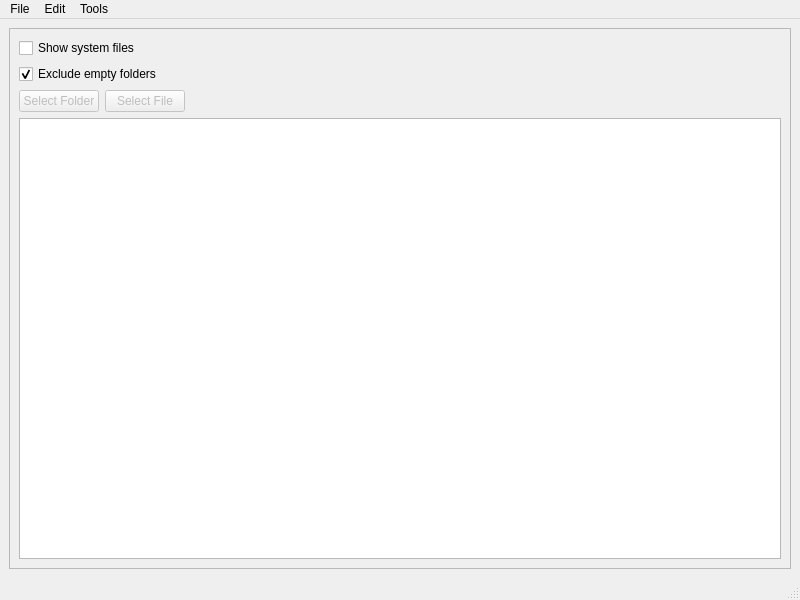
The window that Developer/QtDesignerUI/MyExplorerUI.ui (preachermax/BiblionOCR) describes before a commit, drawn with Qt 5.
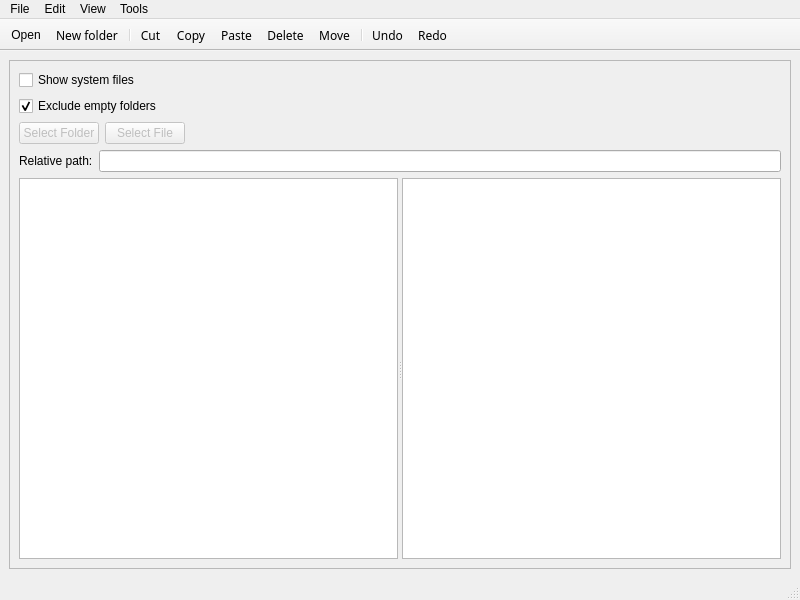
The same window after the commit. Icons and pictures are not drawn.

Commit message: feat(explorer): add two-pane browsing and source assembly

Patch:
```diff
--- a/Developer/QtDesignerUI/MyExplorerUI.ui
+++ b/Developer/QtDesignerUI/MyExplorerUI.ui
@@ -94,9 +94,53 @@
          </item>
         </layout>
        </item>
-       <item row="3" column="0">
-        <widget class="QTreeView" name="treeView"/>
-       </item>
+      <item row="3" column="0">
+       <layout class="QHBoxLayout" name="relativePathLayout">
+        <item>
+         <widget class="QLabel" name="relativePathLabel">
+          <property name="text"><string>Relative path:</string></property>
+         </widget>
+        </item>
+        <item>
+         <widget class="QLineEdit" name="relativePathLineEdit">
+          <property name="readOnly"><bool>true</bool></property>
+         </widget>
+        </item>
+       </layout>
+      </item>
+      <item row="4" column="0">
+       <widget class="QSplitter" name="browserSplitter">
+        <property name="orientation">
+         <enum>Qt::Horizontal</enum>
+        </property>
+        <widget class="QTreeView" name="treeView">
+         <property name="minimumSize">
+          <size><width>220</width><height>0</height></size>
+         </property>
+         <property name="headerHidden"><bool>true</bool></property>
+        </widget>
+        <widget class="QStackedWidget" name="contentStack">
+         <widget class="QWidget" name="detailsPage">
+          <layout class="QVBoxLayout" name="detailsLayout">
+           <property name="leftMargin"><number>0</number></property>
+           <property name="topMargin"><number>0</number></property>
+           <property name="rightMargin"><number>0</number></property>
+           <property name="bottomMargin"><number>0</number></property>
+           <item><widget class="QTreeView" name="detailsView"/></item>
+          </layout>
+         </widget>
+         <widget class="QWidget" name="itemsPage">
+          <layout class="QVBoxLayout" name="itemsLayout">
+           <property name="leftMargin"><number>0</number></property>
+           <property name="topMargin"><number>0</number></property>
+           <property name="rightMargin"><number>0</number></property>
+           <property name="bottomMargin"><number>0</number></property>
+           <item><widget class="QListView" name="itemsView"/></item>
+          </layout>
+         </widget>
+        </widget>
+       </widget>
+      </item>
       </layout>
      </widget>
     </item>
@@ -147,11 +191,42 @@
     <addaction name="actionUndo"/>
     <addaction name="actionRedo"/>
    </widget>
+   <widget class="QMenu" name="menuView">
+    <property name="title"><string>View</string></property>
+    <addaction name="actionSimple_List"/>
+    <addaction name="actionDetails"/>
+    <addaction name="actionIcons"/>
+   </widget>
    <addaction name="menuFile"/>
    <addaction name="menuEdit"/>
+   <addaction name="menuView"/>
    <addaction name="menuTools"/>
   </widget>
+  <widget class="QToolBar" name="fileToolBar">
+   <property name="windowTitle"><string>File operations</string></property>
+   <property name="toolButtonStyle"><enum>Qt::ToolButtonIconOnly</enum></property>
+   <property name="movable"><bool>false</bool></property>
+   <attribute name="toolBarArea"><enum>TopToolBarArea</enum></attribute>
+   <attribute name="toolBarBreak"><bool>false</bool></attribute>
+   <addaction name="actionOpen"/>
+   <addaction name="actionNew_folder"/>
+   <addaction name="separator"/>
+   <addaction name="actionCut"/>
+   <addaction name="actionCopy"/>
+   <addaction name="actionPaste"/>
+   <addaction name="actionDelete"/>
+   <addaction name="actionMove"/>
+   <addaction name="separator"/>
+   <addaction name="actionUndo"/>
+   <addaction name="actionRedo"/>
+  </widget>
   <widget class="QStatusBar" name="statusbar"/>
+  <action name="actionOpen">
+   <property name="icon"><iconset resource="../../ViewController/0-MainUI/helpers/UI_Icons.qrc"><normaloff>:/Icons/Icons/folder-horizontal-open.png</normaloff>:/Icons/Icons/folder-horizontal-open.png</iconset></property>
+   <property name="text"><string>Open</string></property>
+   <property name="toolTip"><string>Open the selected folder or file.</string></property>
+   <property name="shortcut"><string>Return</string></property>
+  </action>
   <action name="actionSelect_Folder">
    <property name="icon">
     <iconset resource="../../ViewController/0-MainUI/helpers/UI_Icons.qrc">
```
Left out of the diff: 16 changed lines with no effect on the pictures. The commit also changes 15 other files.
